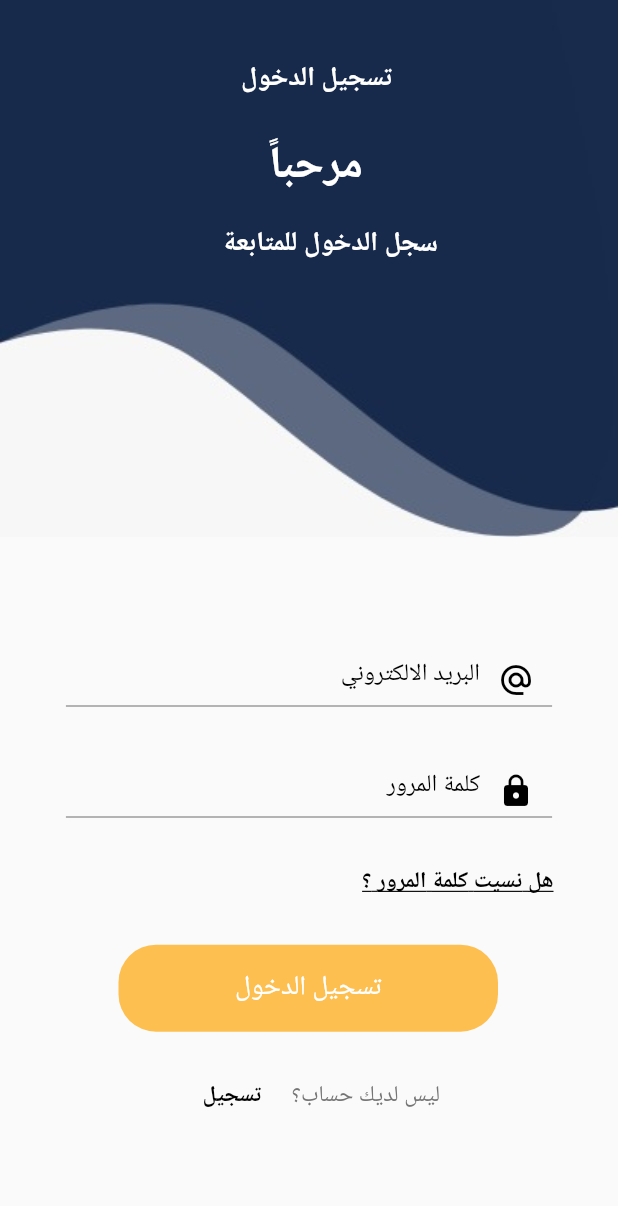
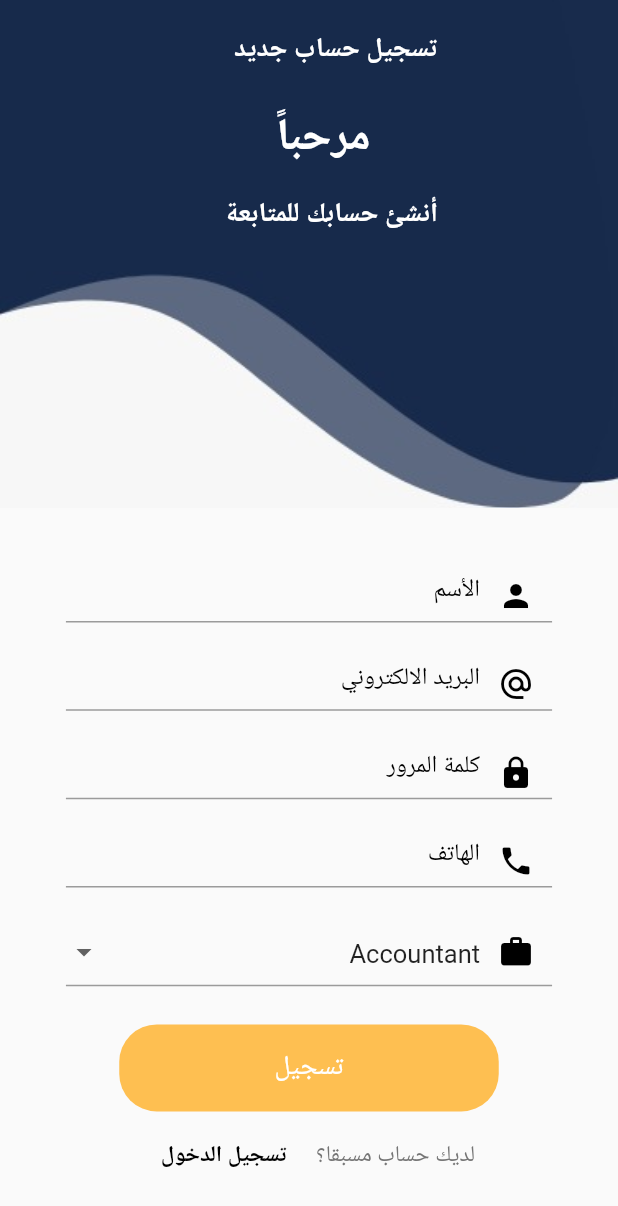
Before and after one commit to AhmadMAbuGhali/agc_conpany, a Flutter app: the screen it shows after launch, after a tap on "تسجيل", on a phone screen of 412 x 824 dp. Shown: the top 1206 px of the screen. Run offline on Flutter 3.47's test engine with Material 2 defaults, Android fonts, the phone set to English and light mode, and no system bars; our stand-ins replace curved_navigation_bar, flutter_screenutil, get, google_fonts; missing offline and left inert: splash_screen_view.

Commit message:
Sign UP screen

```diff
--- a/lib/ui/registration/login.dart
+++ b/lib/ui/registration/login.dart
@@ -1,4 +1,5 @@
 import 'package:agc_conpany/componant/input_feild.dart';
+import 'package:agc_conpany/ui/registration/sign_up.dart';
 import 'package:flutter/material.dart';
 import 'package:flutter_screenutil/flutter_screenutil.dart';
 
@@ -8,14 +9,11 @@ class Login extends StatelessWidget {
   TextEditingController emailController = TextEditingController();
   TextEditingController passController = TextEditingController();
 
-
   @override
   Widget build(BuildContext context) {
     // TODO: implement build
     return Scaffold(
-
       body: SafeArea(
-
           child: SingleChildScrollView(
         scrollDirection: Axis.vertical,
         child: Column(
@@ -26,14 +24,12 @@ class Login extends StatelessWidget {
               height: 353.3.h,
               width: 416.w,
               child: Stack(
-
                 children: [
                   Positioned(
                     top: 0,
                     right: 0,
                     left: 0,
                     height: 353.h,
-
                     child: Container(
                       decoration: const BoxDecoration(
                           image: DecorationImage(
@@ -46,35 +42,38 @@ class Login extends StatelessWidget {
                     top: 40,
                     right: 150,
                     left: 0,
-
-
-                    child: const Text('تسجيل الدخول ',style: TextStyle(
+                    child: const Text(
+                      'تسجيل الدخول ',
+                      style: TextStyle(
                           fontSize: 18,
                           color: Colors.white,
-                      fontWeight: FontWeight.bold
-                    ),),),
+                          fontWeight: FontWeight.bold),
+                    ),
+                  ),
                   const Positioned(
                     top: 90,
                     right: 170,
                     left: 0,
-
-
-                    child: const Text('مرحباً ',style: TextStyle(
+                    child: const Text(
+                      'مرحباً ',
+                      style: TextStyle(
                           fontSize: 30,
                           color: Colors.white,
-                        fontWeight: FontWeight.bold
-                    ),),),
+                          fontWeight: FontWeight.bold),
+                    ),
+                  ),
                   const Positioned(
                     top: 150,
                     right: 120,
                     left: 0,
-
-
-                    child: const Text('سجل الدخول للمتابعة ',style: TextStyle(
+                    child: const Text(
+                      'سجل الدخول للمتابعة ',
+                      style: TextStyle(
                           fontSize: 18,
                           color: Colors.white,
-                        fontWeight: FontWeight.bold
-                    ),),),
+                          fontWeight: FontWeight.bold),
+                    ),
+                  ),
                   // Positioned(
                   //   right: -25,
                   //   height: 353.h,
@@ -95,7 +94,6 @@ class Login extends StatelessWidget {
               height: 35.h,
               margin: EdgeInsets.only(top: 64.h, left: 40.w, right: 40.w),
               child: WidgetTextField(
-
                 hintText: 'البريد الالكتروني ',
                 inputType: TextInputType.emailAddress,
                 controller: emailController,
@@ -117,38 +115,59 @@ class Login extends StatelessWidget {
                 isPassword: true,
               ),
             ),
-          SizedBox(height: 18.h,),
+            SizedBox(
+              height: 18.h,
+            ),
             Padding(
               padding: const EdgeInsets.only(right: 35),
-            child: TextButton(onPressed: (){}, child: const Text('هل نسيت كلمة المرور ؟',
+              child: TextButton(
+                  onPressed: () {},
+                  child: const Text(
+                    'هل نسيت كلمة المرور ؟',
                     textAlign: TextAlign.right,
                     style: TextStyle(
                       decoration: TextDecoration.underline,
                       color: Colors.black,
-
-
-
-            ),)),
                     ),
-          SizedBox(height: 18.h,),
+                  )),
+            ),
+            SizedBox(
+              height: 18.h,
+            ),
             Padding(
               padding: const EdgeInsets.only(right: 80),
-            child: PrimaryButton(onTap: () {  }, label: 'تسجيل الدخول ',),
+              child: PrimaryButton(
+                onTap: () {},
+                label: 'تسجيل الدخول ',
               ),
-          SizedBox(height: 18.h,),
+            ),
+            SizedBox(
+              height: 18.h,
+            ),
             Padding(
               padding: const EdgeInsets.only(right: 115),
               child: Row(
                 children: [
-             Text(' ليس لديك حساب؟  ',style: TextStyle(
+                  Text(
+                    ' ليس لديك حساب؟  ',
+                    style: TextStyle(
                       color: Colors.grey[600],
-             ),),
-               TextButton(onPressed: (){}, child: const Text('تسجيل',style: TextStyle(
-                 fontWeight: FontWeight.bold,
-                 color: Colors.black
-               ),))
-
-           ],),
+                    ),
+                  ),
+                  TextButton(
+                      onPressed: () {
+                        Navigator.push(
+                          context,
+                          MaterialPageRoute(builder: (context) => SingUP()),
+                        );
+                      },
+                      child: const Text(
+                        'تسجيل',
+                        style: TextStyle(
+                            fontWeight: FontWeight.bold, color: Colors.black),
+                      ))
+                ],
+              ),
             )
           ],
         ),
--- /dev/null
+++ b/lib/ui/registration/sign_up.dart
@@ -0,0 +1,206 @@
+import 'package:agc_conpany/componant/input_feild.dart';
+import 'package:agc_conpany/ui/registration/login.dart';
+import 'package:flutter/material.dart';
+import 'package:flutter_screenutil/flutter_screenutil.dart';
+
+import '../../componant/primarybutton.dart';
+
+class SingUP extends StatelessWidget {
+  TextEditingController nameController = TextEditingController();
+  TextEditingController emailController = TextEditingController();
+  TextEditingController phoneController = TextEditingController();
+  TextEditingController passController = TextEditingController();
+  // Initial Selected Value
+  String dropdownvalue = 'Accountant';
+
+  // List of items in our dropdown menu
+  var items = [
+    'Accountant',
+    'secretary',
+    'Storekeeper',
+    'Driver',
+  ];
+
+  @override
+  Widget build(BuildContext context) {
+    // TODO: implement build
+    return Scaffold(
+      body: SafeArea(
+          child: SingleChildScrollView(
+        scrollDirection: Axis.vertical,
+        child: Column(
+          mainAxisAlignment: MainAxisAlignment.center,
+          crossAxisAlignment: CrossAxisAlignment.center,
+          children: [
+            Container(
+              height: 334.h,
+              width: 416.w,
+              child: Stack(
+                children: [
+                  Positioned(
+                    top: -19,
+                    right: 0,
+                    left: 0,
+                    height: 353.h,
+                    child: Container(
+                      decoration: const BoxDecoration(
+                          image: DecorationImage(
+                        fit: BoxFit.fill,
+                        image: AssetImage('assets/images/loginui.jpeg'),
+                      )),
+                    ),
+                  ),
+                  const Positioned(
+                    top: 21,
+                    right: 120,
+                    left: 0,
+                    child: const Text(
+                      'تسجيل حساب جديد ',
+                      style: TextStyle(
+                          fontSize: 18,
+                          color: Colors.white,
+                          fontWeight: FontWeight.bold),
+                    ),
+                  ),
+                  const Positioned(
+                    top: 71,
+                    right: 165,
+                    left: 0,
+                    child: const Text(
+                      'مرحباً ',
+                      style: TextStyle(
+                          fontSize: 30,
+                          color: Colors.white,
+                          fontWeight: FontWeight.bold),
+                    ),
+                  ),
+                  const Positioned(
+                    top: 131,
+                    right: 120,
+                    left: 0,
+                    child: const Text(
+                      'أنشئ حسابك للمتابعة ',
+                      style: TextStyle(
+                          fontSize: 18,
+                          color: Colors.white,
+                          fontWeight: FontWeight.bold),
+                    ),
+                  ),
+                ],
+              ),
+            ),
+            Container(
+              width: 295.w,
+              height: 35.h,
+              margin: EdgeInsets.only(top: 40.h, left: 40.w, right: 40.w),
+              child: WidgetTextField(
+                hintText: 'الأسم ',
+                inputType: TextInputType.text,
+                controller: nameController,
+                icon: const Icon(
+                  Icons.person,
+                  color: Colors.black,
+                ),
+              ),
+            ),
+            Container(
+              width: 295.w,
+              height: 35.h,
+              margin: EdgeInsets.only(top: 23.h, left: 40.w, right: 40.w),
+              child: WidgetTextField(
+                hintText: 'البريد الالكتروني ',
+                inputType: TextInputType.emailAddress,
+                controller: emailController,
+                icon: const Icon(
+                  Icons.alternate_email,
+                  color: Colors.black,
+                ),
+              ),
+            ),
+            Container(
+              width: 295.w,
+              height: 35.h,
+              margin: EdgeInsets.only(top: 23.h, left: 40.w, right: 40.w),
+              child: WidgetTextField(
+                hintText: 'كلمة المرور',
+                inputType: TextInputType.visiblePassword,
+                controller: passController,
+                icon: const Icon(Icons.lock, color: Colors.black),
+                isPassword: true,
+              ),
+            ),
+            Container(
+              width: 295.w,
+              height: 35.h,
+              margin: EdgeInsets.only(top: 23.h, left: 40.w, right: 40.w),
+              child: WidgetTextField(
+                hintText: 'الهاتف',
+                inputType: TextInputType.phone,
+                controller: phoneController,
+                icon: const Icon(Icons.phone, color: Colors.black),
+                isPassword: true,
+              ),
+            ),
+            Container(
+              width: 295.w,
+              height: 45.h,
+              margin: EdgeInsets.only(top: 20.h, left: 40.w, right: 40.w),
+              child: DropdownButtonFormField<String>(
+                decoration: const InputDecoration(
+                  prefixIcon: Icon(
+                    Icons.work,
+                    color: Colors.black,
+                  ),
+                ),
+                value: dropdownvalue,
+                items: items.map((String value) {
+                  return DropdownMenuItem<String>(
+                    value: value,
+                    child: new Text(value),
+                  );
+                }).toList(),
+                onChanged: (vlaue) {
+                  dropdownvalue = vlaue!;
+                },
+              ),
+            ),
+            SizedBox(
+              height: 25.h,
+            ),
+            PrimaryButton(
+              onTap: () {},
+              label: 'تسجيل',
+            ),
+            SizedBox(
+              height: 5.h,
+            ),
+            Row(
+              mainAxisAlignment: MainAxisAlignment.center,
+              crossAxisAlignment: CrossAxisAlignment.center,
+              children: [
+                Text(
+                  'لديك حساب مسبقا؟  ',
+                  style: TextStyle(
+                    color: Colors.grey[600],
+                  ),
+                ),
+                TextButton(
+                    onPressed: () {
+                      Navigator.push(
+                        context,
+                        MaterialPageRoute(builder: (context) => Login()),
+                      );
+                    },
+                    child: const Text(
+                      ' تسجيل الدخول ',
+                      style: TextStyle(
+                          fontWeight: FontWeight.bold, color: Colors.black),
+                    ))
+              ],
+            )
+          ],
+        ),
+      )),
+    );
+  }
+}
```
Lines whose indentation alone changed are shown as unchanged.
